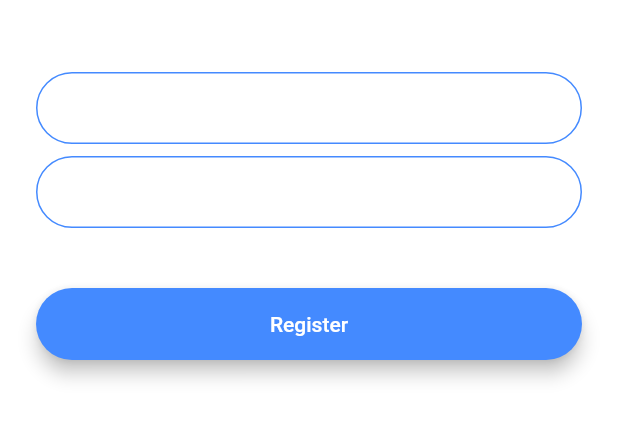
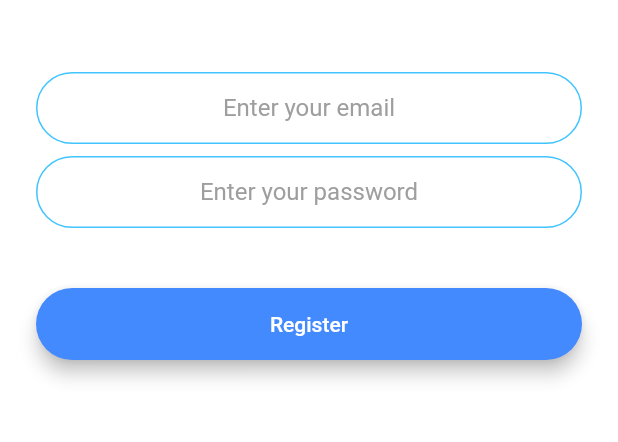
Before and after one commit to Origogi/Flutter-Firebase-Chat, a Flutter app: the screen it shows after launch, after a tap on "Register", on a phone screen of 412 x 824 dp, the part 576-1018 px from its top. Run offline on Flutter 3.47's test engine with Material 2 defaults, Android fonts, the phone set to English and light mode, and no system bars; our stand-ins replace animated_text_kit, firebase_auth; accounts and stored records are empty.

Commit message:
impl log in and log out

```diff
--- /dev/null
+++ b/lib/components/round_button.dart
@@ -0,0 +1,30 @@
+import 'package:flutter/material.dart';
+
+class MyRoundButton extends StatelessWidget {
+  String text;
+  Color backgroundColor;
+  Function onPress;
+
+  MyRoundButton({this.text, this.backgroundColor, this.onPress});
+
+  @override
+  Widget build(BuildContext context) {
+    return Padding(
+      padding: EdgeInsets.symmetric(vertical: 16.0),
+      child: Material(
+        color: backgroundColor,
+        borderRadius: BorderRadius.circular(30.0),
+        elevation: 5.0,
+        child: MaterialButton(
+          onPressed: onPress,
+          minWidth: 200.0,
+          height: 42.0,
+          child: Text(
+            text,
+            style: TextStyle(color : Colors.white),
+          ),
+        ),
+      ),
+    );
+  }
+}
--- a/lib/constants.dart
+++ b/lib/constants.dart
@@ -17,3 +17,20 @@ const kMessageContainerDecoration = BoxDecoration(
     top: BorderSide(color: Colors.lightBlueAccent, width: 2.0),
   ),
 );
+
+const kTextFieldDecoration = InputDecoration(
+
+  hintStyle: TextStyle(color: Colors.grey),
+  contentPadding: EdgeInsets.symmetric(vertical: 10.0, horizontal: 20.0),
+  border: OutlineInputBorder(
+    borderRadius: BorderRadius.all(Radius.circular(32.0)),
+  ),
+  enabledBorder: OutlineInputBorder(
+    borderSide: BorderSide(color: Colors.lightBlueAccent, width: 1.0),
+    borderRadius: BorderRadius.all(Radius.circular(32.0)),
+  ),
+  focusedBorder: OutlineInputBorder(
+    borderSide: BorderSide(color: Colors.lightBlueAccent, width: 2.0),
+    borderRadius: BorderRadius.all(Radius.circular(32.0)),
+  ),
+);
--- a/lib/main.dart
+++ b/lib/main.dart
@@ -19,11 +19,7 @@ class FlashChat extends StatelessWidget {
   @override
   Widget build(BuildContext context) {
     return MaterialApp(
-      theme: ThemeData.dark().copyWith(
-        textTheme: TextTheme(
-          body1: TextStyle(color: Colors.black54),
-        ),
-      ),
+
       initialRoute: WelcomeScreen.id,
       routes: {
         WelcomeScreen.id: (context) => WelcomeScreen(),
--- a/lib/screens/registration_screen.dart
+++ b/lib/screens/registration_screen.dart
@@ -1,3 +1,7 @@
+import 'package:firebase_auth/firebase_auth.dart';
+import 'package:flash_chat/components/round_button.dart';
+import 'package:flash_chat/constants.dart';
+import 'package:flash_chat/screens/chat_screen.dart';
 import 'package:flutter/material.dart';
 
 class RegistrationScreen extends StatefulWidget {
@@ -8,11 +12,17 @@ class RegistrationScreen extends StatefulWidget {
 }
 
 class _RegistrationScreenState extends State<RegistrationScreen> {
+  final _auth = FirebaseAuth.instance;
+  String email;
+  String password;
+
   @override
   Widget build(BuildContext context) {
     return Scaffold(
       backgroundColor: Colors.white,
-      body: Padding(
+      body: Center(
+        child: SingleChildScrollView(
+          child: Padding(
             padding: EdgeInsets.symmetric(horizontal: 24.0),
             child: Column(
               mainAxisAlignment: MainAxisAlignment.center,
@@ -29,73 +39,51 @@ class _RegistrationScreenState extends State<RegistrationScreen> {
                   height: 48.0,
                 ),
                 TextField(
+                  keyboardType: TextInputType.emailAddress,
+                  textAlign: TextAlign.center,
                   onChanged: (value) {
-                //Do something with the user input.
+                    email = value;
                   },
-              decoration: InputDecoration(
-                hintText: 'Enter your email',
-                contentPadding:
-                    EdgeInsets.symmetric(vertical: 10.0, horizontal: 20.0),
-                border: OutlineInputBorder(
-                  borderRadius: BorderRadius.all(Radius.circular(32.0)),
-                ),
-                enabledBorder: OutlineInputBorder(
-                  borderSide: BorderSide(color: Colors.blueAccent, width: 1.0),
-                  borderRadius: BorderRadius.all(Radius.circular(32.0)),
-                ),
-                focusedBorder: OutlineInputBorder(
-                  borderSide: BorderSide(color: Colors.blueAccent, width: 2.0),
-                  borderRadius: BorderRadius.all(Radius.circular(32.0)),
-                ),
-              ),
+                  decoration: kTextFieldDecoration.copyWith(
+                      hintText: 'Enter your email'),
                 ),
                 SizedBox(
                   height: 8.0,
                 ),
                 TextField(
+                  obscureText: true,
+                  textAlign: TextAlign.center,
                   onChanged: (value) {
-                //Do something with the user input.
+                    password = value;
                   },
-              decoration: InputDecoration(
-                hintText: 'Enter your password',
-                contentPadding:
-                    EdgeInsets.symmetric(vertical: 10.0, horizontal: 20.0),
-                border: OutlineInputBorder(
-                  borderRadius: BorderRadius.all(Radius.circular(32.0)),
-                ),
-                enabledBorder: OutlineInputBorder(
-                  borderSide: BorderSide(color: Colors.blueAccent, width: 1.0),
-                  borderRadius: BorderRadius.all(Radius.circular(32.0)),
-                ),
-                focusedBorder: OutlineInputBorder(
-                  borderSide: BorderSide(color: Colors.blueAccent, width: 2.0),
-                  borderRadius: BorderRadius.all(Radius.circular(32.0)),
-                ),
-              ),
+                  decoration: kTextFieldDecoration.copyWith(
+                      hintText: 'Enter your password'),
                 ),
                 SizedBox(
                   height: 24.0,
                 ),
-            Padding(
-              padding: EdgeInsets.symmetric(vertical: 16.0),
-              child: Material(
-                color: Colors.blueAccent,
-                borderRadius: BorderRadius.all(Radius.circular(30.0)),
-                elevation: 5.0,
-                child: MaterialButton(
-                  onPressed: () {
-                    //Implement registration functionality.
+                MyRoundButton(
+                  text: 'Register',
+                  backgroundColor: Colors.blueAccent,
+                  onPress: () async {
+                    print(email);
+                    print(password);
+                    try {
+                      final newUser =
+                          await _auth.createUserWithEmailAndPassword(
+                              email: email, password: password);
+
+                      if (newUser != null) {
+                        Navigator.pushNamed(context, ChatScreen.id);
+                      }
+                    } catch (e) {
+                      print(e);
+                    }
                   },
-                  minWidth: 200.0,
-                  height: 42.0,
-                  child: Text(
-                    'Register',
-                    style: TextStyle(color: Colors.white),
+                )
+              ],
             ),
           ),
-              ),
-            ),
-          ],
         ),
       ),
     );
--- a/lib/screens/welcome_screen.dart
+++ b/lib/screens/welcome_screen.dart
@@ -1,4 +1,5 @@
 import 'package:animated_text_kit/animated_text_kit.dart';
+import 'package:flash_chat/components/round_button.dart';
 import 'package:flutter/material.dart';
 
 import 'login_screen.dart';
@@ -18,27 +19,15 @@ class _WelcomeScreenState extends State<WelcomeScreen>
 
   @override
   void initState() {
-    // TODO: implement initState
     super.initState();
 
     controller =
-        AnimationController(vsync: this, duration: Duration(seconds: 3));
-
-    // animation = CurvedAnimation(parent: controller, curve: Curves.easeIn);
+        AnimationController(vsync: this, duration: Duration(seconds: 1));
 
     animation = ColorTween(begin: Colors.blueGrey, end: Colors.white)
         .animate(controller);
 
     controller.forward();
-
-    // animation.addStatusListener((status) {
-    //   if (status == AnimationStatus.completed) {
-    //     controller.reverse(from: 1);
-    //   }
-    //   else if (status == AnimationStatus.dismissed) {
-    //     controller.forward();
-    //   }
-    // });
 
     controller.addListener(() {
       setState(() {});
@@ -84,41 +73,19 @@ class _WelcomeScreenState extends State<WelcomeScreen>
             SizedBox(
               height: 48.0,
             ),
-            Padding(
-              padding: EdgeInsets.symmetric(vertical: 16.0),
-              child: Material(
-                elevation: 5.0,
-                color: Colors.lightBlueAccent,
-                borderRadius: BorderRadius.circular(30.0),
-                child: MaterialButton(
-                  onPressed: () {
-                    Navigator.pushNamed(context, LoginScreen.id);
-                  },
-                  minWidth: 200.0,
-                  height: 42.0,
-                  child: Text(
-                    'Log In',
-                  ),
-                ),
-              ),
+            MyRoundButton(
+              backgroundColor: Colors.lightBlueAccent,
+              onPress: () {
+                Navigator.pushNamed(context, LoginScreen.id);
+              },
+              text: 'Log in',
             ),
-            Padding(
-              padding: EdgeInsets.symmetric(vertical: 16.0),
-              child: Material(
-                color: Colors.blueAccent,
-                borderRadius: BorderRadius.circular(30.0),
-                elevation: 5.0,
-                child: MaterialButton(
-                  onPressed: () {
-                    Navigator.pushNamed(context, RegistrationScreen.id);
-                  },
-                  minWidth: 200.0,
-                  height: 42.0,
-                  child: Text(
-                    'Register',
-                  ),
-                ),
-              ),
+            MyRoundButton(
+              backgroundColor: Colors.blueAccent,
+              onPress: () {
+                Navigator.pushNamed(context, RegistrationScreen.id);
+              },
+              text: 'Register',
             ),
           ],
         ),
```
Also changed, not shown: lib/screens/chat_screen.dart (+27 -3 lines), lib/screens/login_screen.dart (+37 -57 lines), pubspec.yaml (+7 -0 lines), pubspec.lock, 13 other files. Lines whose indentation alone changed are shown as unchanged.
